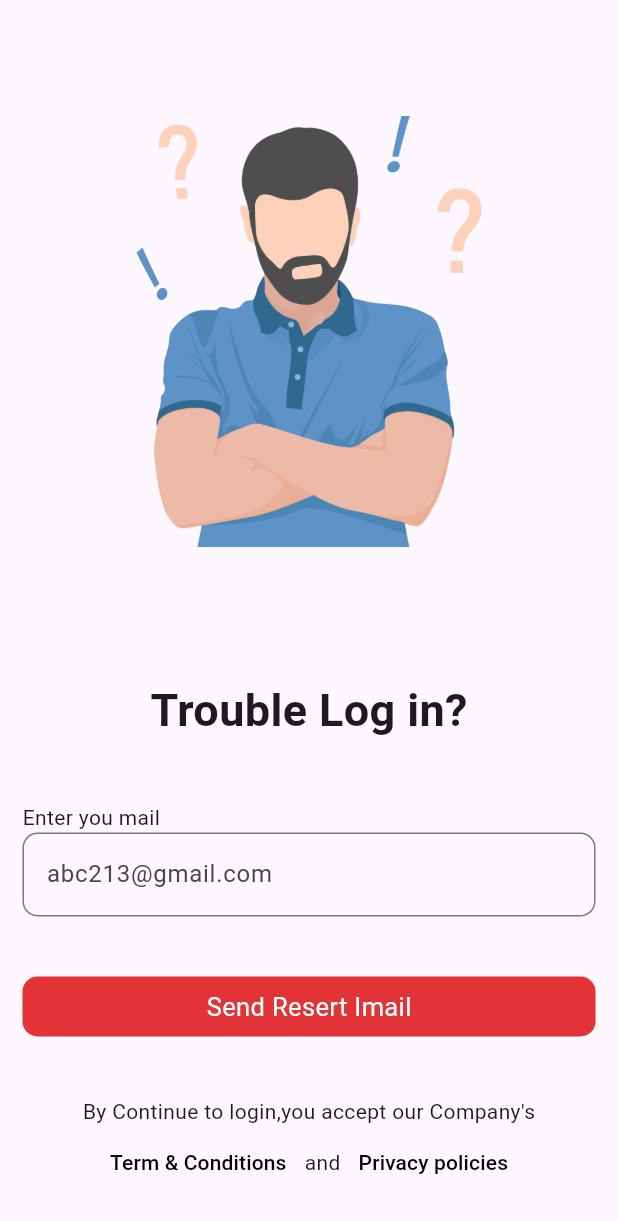
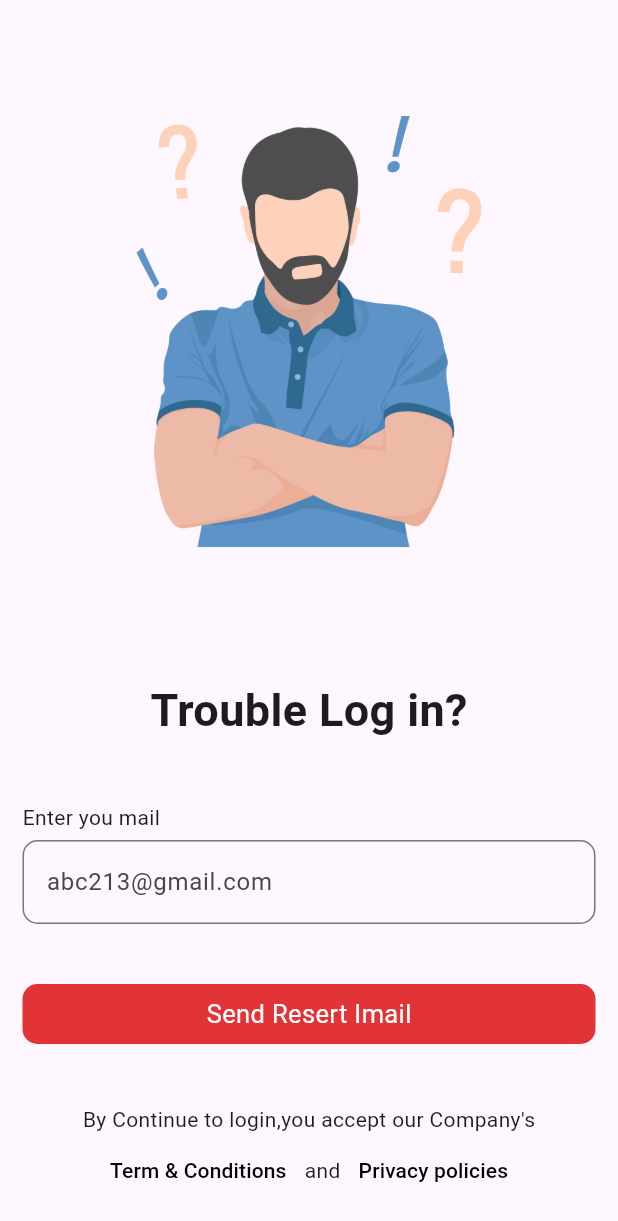
Before and after one commit to Risitha-Nadimal/Meet-Your-Partner-Mobile-App, a Flutter app: the TroubleLoginPage screen opened directly, on a phone screen of 412 x 824 dp. Shown: the top 1221 px of the screen. Run offline on Flutter 3.47's test engine with Material 3 defaults, Android fonts, the phone set to English and light mode, and no system bars; our stand-ins replace animate_do.

Commit message:
size box add

```diff
--- a/exersciselove_app/lib/troubleloginpage/troubleloginpage.dart
+++ b/exersciselove_app/lib/troubleloginpage/troubleloginpage.dart
@@ -31,6 +31,9 @@ class _TroubleLoginPageState extends State<TroubleLoginPage> {
                   height: 40,
                 ),
                 const Text("Enter you mail"),
+                const SizedBox(
+                  height: 5,
+                ),
                 const textfielduse(),
                 const SizedBox(
                   height: 40,
```
Also changed, not shown: 1 other file.
